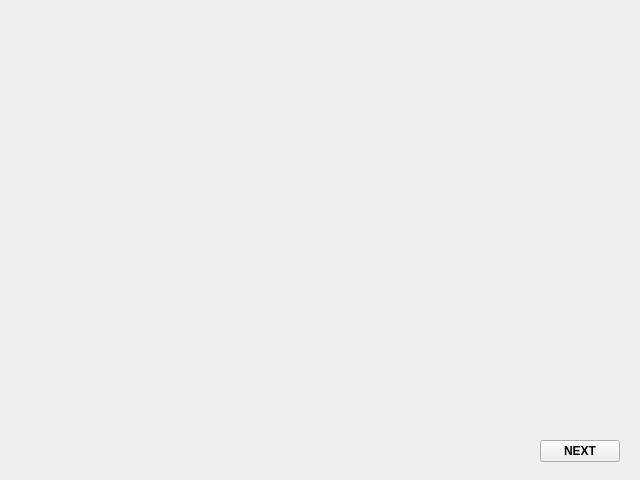
First picture: the form in testdisplay.ui, repository teguhwinarno/halizatester2, before the edit.
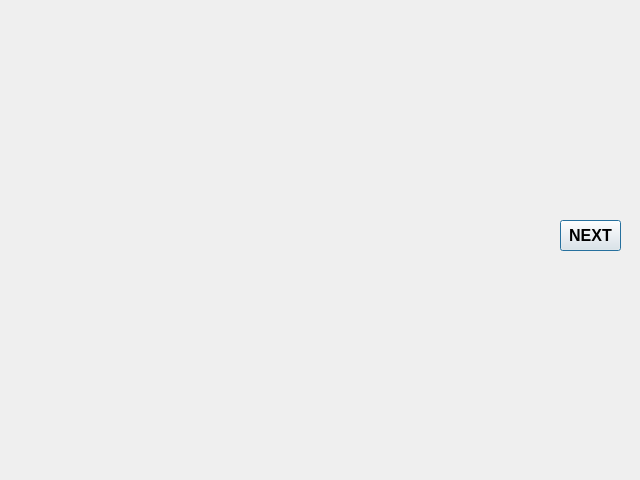
Second picture: the form after the edit.

```diff
--- a/testdisplay.ui
+++ b/testdisplay.ui
@@ -22,14 +22,21 @@
   <widget class="QPushButton" name="next">
    <property name="geometry">
     <rect>
-     <x>540</x>
-     <y>440</y>
-     <width>80</width>
-     <height>22</height>
+     <x>560</x>
+     <y>220</y>
+     <width>61</width>
+     <height>31</height>
     </rect>
    </property>
+   <property name="sizePolicy">
+    <sizepolicy hsizetype="Minimum" vsizetype="Fixed">
+     <horstretch>0</horstretch>
+     <verstretch>0</verstretch>
+    </sizepolicy>
+   </property>
    <property name="font">
     <font>
+     <pointsize>12</pointsize>
      <weight>75</weight>
      <bold>true</bold>
     </font>
@@ -40,6 +47,12 @@
    <property name="text">
     <string>NEXT</string>
    </property>
+   <property name="default">
+    <bool>true</bool>
+   </property>
+   <property name="flat">
+    <bool>false</bool>
+   </property>
   </widget>
  </widget>
  <resources/>
```
